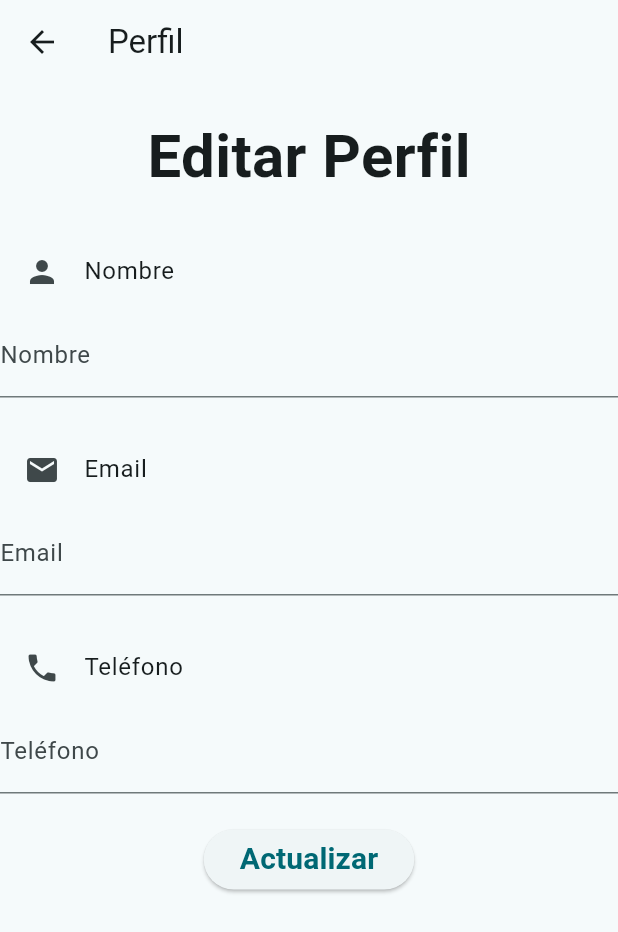
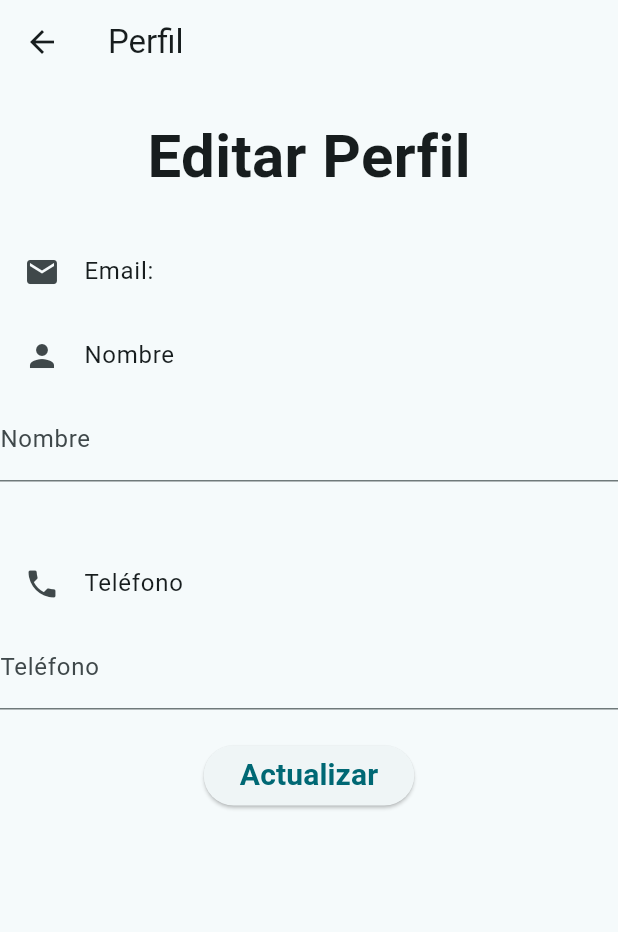
Before and after one commit to Isnotcristhianr/super_app_course, a Flutter app: the ProfileView screen opened by its route, on a phone screen of 412 x 824 dp. Shown: the top 932 px of the screen. Run offline on Flutter 3.47's test engine with Material 3 defaults, Android fonts, the light colour scheme and no system bars; our stand-ins replace cloud_firestore, firebase_auth, firebase_core, get, google_sign_in; accounts and stored records are empty.

Commit message:
Refactorizar la vista de perfil para utilizar controladores de texto para los campos de nombre y teléfono. Se inicializan los controladores en `initState` y se actualiza el método `updateProfile` para reflejar los cambios en la interfaz de usuario.

```diff
--- a/lib/presentation/views/profile/profile_view.dart
+++ b/lib/presentation/views/profile/profile_view.dart
@@ -16,7 +16,12 @@ class _ProfileViewState extends State<ProfileView> {
   void initState() {
     super.initState();
     profilecontroller.getProfileUid();
+    nameController.text = profilecontroller.name.value;
+    phoneController.text = profilecontroller.phone.value;
   }
+
+  final nameController = TextEditingController();
+  final phoneController = TextEditingController();
 
   @override
   Widget build(BuildContext context) {
@@ -30,54 +35,38 @@ class _ProfileViewState extends State<ProfileView> {
             style: TextStyle(fontSize: 40, fontWeight: FontWeight.bold),
           ),
           SizedBox(height: 20),
+          listaPerfil(
+            title: "Email: ${profilecontroller.email.value}",
+            icon: Icons.mail,
+          ),
           listaPerfil(title: "Nombre", icon: Icons.person),
           FormField(
             builder: (context) {
               return TextField(
                 decoration: InputDecoration(labelText: "Nombre"),
-                controller:
-                    profilecontroller.name != null
-                        ? TextEditingController(
-                          text: profilecontroller.name.value,
-                        )
-                        : null,
+                controller: nameController,
               );
             },
           ),
           SizedBox(height: 20),
-          listaPerfil(title: "Email", icon: Icons.mail),
-          FormField(
-            builder: (context) {
-              return TextField(
-                decoration: InputDecoration(labelText: "Email"),
-                controller:
-                    profilecontroller.email != null
-                        ? TextEditingController(
-                          text: profilecontroller.email.value,
-                        )
-                        : null,
-              );
-            },
-          ),
+
           SizedBox(height: 20),
           ListTile(leading: Icon(Icons.phone), title: Text("Teléfono")),
           FormField(
             builder: (context) {
               return TextField(
                 decoration: InputDecoration(labelText: "Teléfono"),
-                controller:
-                    profilecontroller.phone != null
-                        ? TextEditingController(
-                          text: profilecontroller.phone.value,
-                        )
-                        : null,
+                controller: phoneController,
               );
             },
           ),
           SizedBox(height: 20),
           ElevatedButton(
             onPressed: () {
-
+              profilecontroller.updateProfile(
+                nameController.text,
+                phoneController.text,
+              );
             },
             child: Text(
               "Actualizar",
```
